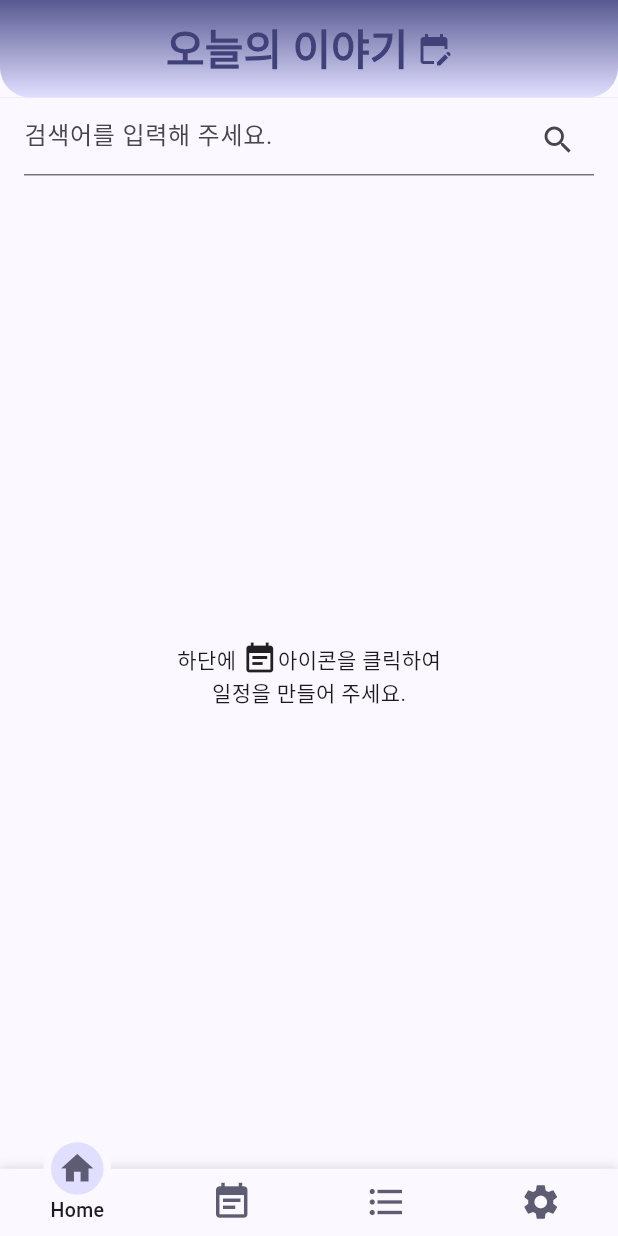
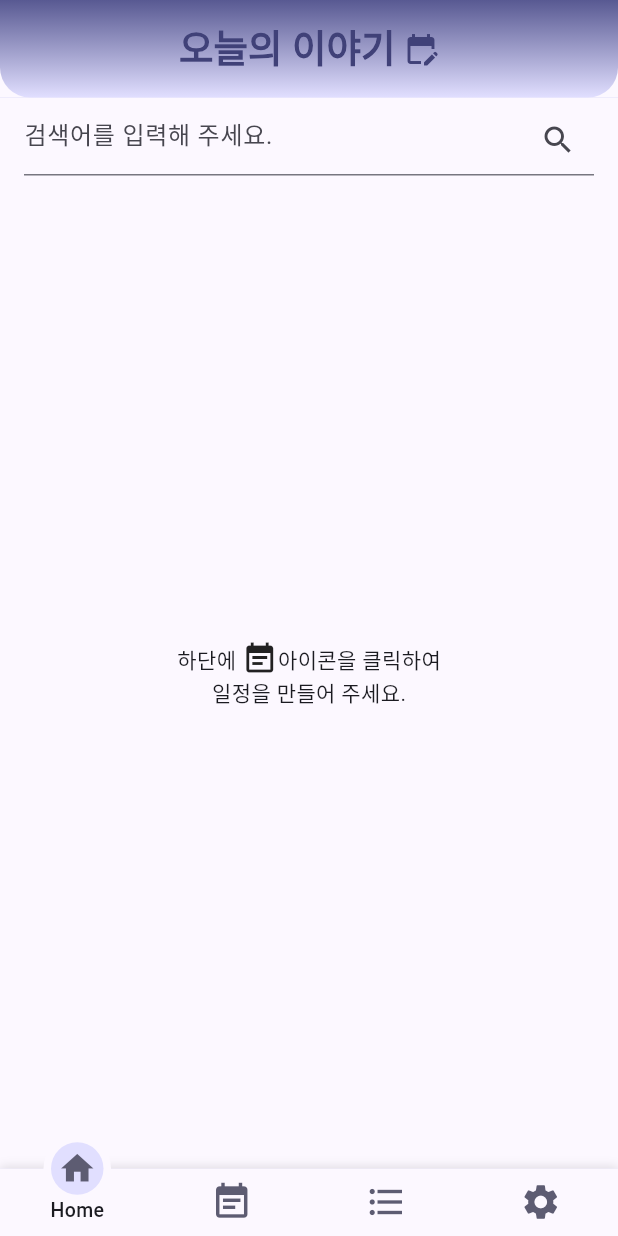
Before and after one commit to seolaox/special-diary, a Flutter app: the screen it shows after launch, on a phone screen of 412 x 824 dp. Run offline on Flutter 3.47's test engine with Material 2 defaults, Android fonts, the phone set to English and light mode, and no system bars; drawn by our look-alikes of motion_tab_bar_v2; our stand-ins replace flutter_slidable, get, image_picker, shared_preferences, sqflite, table_calendar; accounts and stored records are empty; Roboto replaces fonts that are missing (강원교육모두 Bold).

Commit message:
필요없는 podfile제거, appBar수정 후 업데이트

```diff
--- a/special_diary/lib/components/appbarwidget.dart
+++ b/special_diary/lib/components/appbarwidget.dart
@@ -8,7 +8,7 @@ class AppbarTitle extends StatelessWidget {
     return const Row(
       mainAxisAlignment: MainAxisAlignment.center,
       children: [
-        Text('오늘의 이야기',style: TextStyle( fontSize: 28,fontWeight: FontWeight.w700),),
+        Text('오늘의 이야기',style: TextStyle( fontSize: 25,fontWeight: FontWeight.w700),),
         SizedBox(width: 5,),
         Icon(Icons.edit_calendar)
         // Icon(Icons.volunteer_activism)
```
Also changed, not shown: 1 other file.
